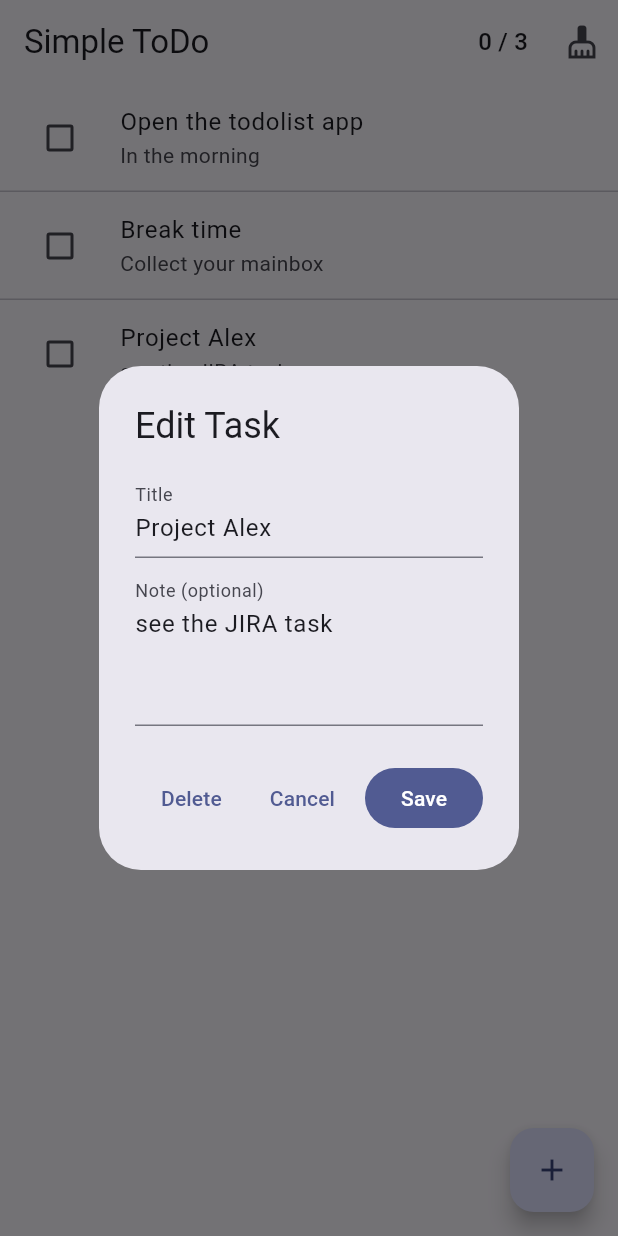
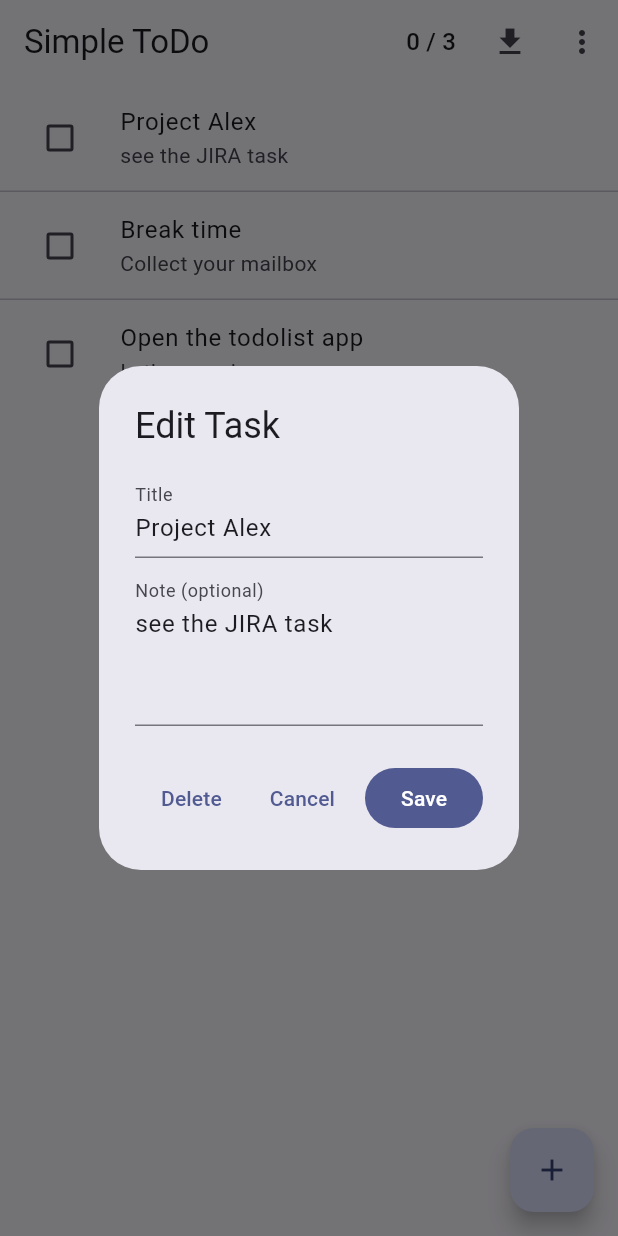
Before and after one commit to DipeshAdhikari431/flutter_app_project, a Flutter app: the screen it shows after launch, after a tap on "Project Alex", on a phone screen of 412 x 824 dp. Run offline on Flutter 3.47's test engine with Material 3 defaults, Android fonts, the phone set to English and light mode, and no system bars; our stand-ins replace sqflite; accounts and stored records are empty.

Commit message:
task 2 done with sqlite and json import

```diff
--- /dev/null
+++ b/assets/todos_seed.json
@@ -0,0 +1,6 @@
+
+[
+  {"title": "Open the todolist app", "note": "In the morning"},
+  {"title": "Break time", "note": "Collect your mailbox"},
+  {"title": "Project Alex", "note": "see the JIRA task"}
+]
--- /dev/null
+++ b/lib/data/database_helper.dart
@@ -0,0 +1,65 @@
+import 'package:sqflite/sqflite.dart';
+import 'package:path/path.dart' as p;
+
+class DatabaseHelper {
+  static final DatabaseHelper instance = DatabaseHelper._internal();
+  DatabaseHelper._internal();
+
+  static const _dbName = 'todos.db';
+  static const _dbVersion = 1;
+  static const table = 'todos';
+
+  Database? _db;
+
+  Future<Database> get database async {
+    if (_db != null) return _db!;
+    _db = await _init();
+    return _db!;
+  }
+
+  Future<Database> _init() async {
+    final base = await getDatabasesPath();
+    final path = p.join(base, _dbName);
+    return openDatabase(
+      path,
+      version: _dbVersion,
+      onCreate: (db, version) async {
+        await db.execute('''
+          CREATE TABLE $table(
+            id INTEGER PRIMARY KEY AUTOINCREMENT,
+            title TEXT NOT NULL,
+            note TEXT,
+            done INTEGER NOT NULL DEFAULT 0,
+            createdAt TEXT NOT NULL
+          )
+        ''');
+      },
+    );
+  }
+
+  Future<int> insert(Map<String, dynamic> values) async {
+    final db = await database;
+    return db.insert(table, values, conflictAlgorithm: ConflictAlgorithm.replace);
+  }
+
+  Future<List<Map<String, dynamic>>> queryAll() async {
+    final db = await database;
+    return db.query(table, orderBy: 'createdAt DESC');
+  }
+
+  Future<int> update(int id, Map<String, dynamic> values) async {
+    final db = await database;
+    return db.update(table, values, where: 'id = ?', whereArgs: [id]);
+  }
+
+  Future<int> delete(int id) async {
+    final db = await database;
+    return db.delete(table, where: 'id = ?', whereArgs: [id]);
+  }
+
+  Future<int> count() async {
+    final db = await database;
+    final r = await db.rawQuery('SELECT COUNT(*) AS c FROM $table');
+    return (r.first['c'] as int?) ?? 0;
+  }
+}
--- a/lib/main.dart
+++ b/lib/main.dart
@@ -1,14 +1,11 @@
 import 'package:flutter/material.dart';
+import 'package:provider/provider.dart';
+
+import 'models/todo.dart';
+import 'providers/todo_provider.dart';
 
 void main() {
   runApp(const TodoApp());
-}
-
-class Todo {
-  String title;
-  String? note;
-  bool done;
-  Todo({required this.title, this.note, this.done = false});
 }
 
 class TodoApp extends StatelessWidget {
@@ -16,14 +13,17 @@ class TodoApp extends StatelessWidget {
 
   @override
   Widget build(BuildContext context) {
-    return MaterialApp(
-      title: 'Simple ToDo',
+    return ChangeNotifierProvider(
+      create: (_) => TodoProvider()..init(),
+      child: MaterialApp(
+        title: 'Simple ToDo (SQLite + JSON)',
         debugShowCheckedModeBanner: false,
         theme: ThemeData(
           useMaterial3: true,
           colorSchemeSeed: Colors.indigo,
         ),
         home: const TodoHomePage(),
+      ),
     );
   }
 }
@@ -36,15 +36,11 @@ class TodoHomePage extends StatefulWidget {
 }
 
 class _TodoHomePageState extends State<TodoHomePage> {
-  final List<Todo> _todos = [
-    Todo(title: 'Open the todolist app', note: 'In the morning'),
-    Todo(title: 'Break time', note: 'Collect your mainbox'),
-    Todo(title: 'Project Alex', note: 'see the JIRA task'),
-  ];
-
   @override
   Widget build(BuildContext context) {
-    final completed = _todos.where((t) => t.done).length;
+    final provider = context.watch<TodoProvider>();
+    final completed = provider.todos.where((t) => t.done).length;
+
     return Scaffold(
       appBar: AppBar(
         title: const Text('Simple ToDo'),
@@ -53,36 +49,54 @@ class _TodoHomePageState extends State<TodoHomePage> {
             child: Padding(
               padding: const EdgeInsets.symmetric(horizontal: 12),
               child: Text(
-                '$completed / ${_todos.length}',
+                '$completed / ${provider.todos.length}',
                 style: Theme.of(context).textTheme.titleMedium,
               ),
             ),
           ),
           IconButton(
-            tooltip: 'Clear completed',
-            onPressed: () {
-              setState(() => _todos.removeWhere((t) => t.done));
+            tooltip: 'Export JSON',
+            onPressed: () async {
+              final path = await context.read<TodoProvider>().exportToDocuments();
+              if (!mounted) return;
               ScaffoldMessenger.of(context).showSnackBar(
-                const SnackBar(content: Text('Cleared completed tasks')),
+                SnackBar(content: Text('Exported to: $path')),
               );
             },
-            icon: const Icon(Icons.cleaning_services),
+            icon: const Icon(Icons.download),
+          ),
+          PopupMenuButton<String>(
+            onSelected: (v) async {
+              if (v == 'import_asset') {
+                await context.read<TodoProvider>().importFromAsset('assets/todos_seed.json');
+                if (!mounted) return;
+                ScaffoldMessenger.of(context).showSnackBar(
+                  const SnackBar(content: Text('Imported seed from assets')),
+                );
+              } else if (v == 'import_docs') {
+                await _promptImportFromDocs(context);
+              }
+            },
+            itemBuilder: (context) => const [
+              PopupMenuItem(value: 'import_asset', child: Text('Import seed (assets)')),
+              PopupMenuItem(value: 'import_docs', child: Text('Import from documents...')),
+            ],
           ),
         ],
       ),
-      body: _todos.isEmpty
+      body: provider.todos.isEmpty
           ? const _EmptyState()
           : ListView.separated(
-        itemCount: _todos.length,
+        itemCount: provider.todos.length,
         separatorBuilder: (_, __) => const Divider(height: 0),
         itemBuilder: (context, i) {
-          final t = _todos[i];
+          final t = provider.todos[i];
           return Dismissible(
-            key: ValueKey('${t.title}-$i'),
-            background: _swipeBg(alignment: Alignment.centerLeft),
-            secondaryBackground: _swipeBg(alignment: Alignment.centerRight),
+            key: ValueKey(t.id),
+            background: _swipeBg(Alignment.centerLeft),
+            secondaryBackground: _swipeBg(Alignment.centerRight),
             onDismissed: (_) {
-              setState(() => _todos.removeAt(i));
+              context.read<TodoProvider>().remove(t);
               ScaffoldMessenger.of(context).showSnackBar(
                 SnackBar(content: Text('Deleted "${t.title}"')),
               );
@@ -90,7 +104,7 @@ class _TodoHomePageState extends State<TodoHomePage> {
             child: ListTile(
               leading: Checkbox(
                 value: t.done,
-                onChanged: (_) => setState(() => t.done = !t.done),
+                onChanged: (_) => context.read<TodoProvider>().toggle(t),
               ),
               title: Text(
                 t.title,
@@ -99,7 +113,7 @@ class _TodoHomePageState extends State<TodoHomePage> {
                 ),
               ),
               subtitle: (t.note?.isNotEmpty ?? false) ? Text(t.note!) : null,
-              onTap: () => _showAddEditDialog(existingIndex: i),
+              onTap: () => _showAddEditDialog(existing: t),
             ),
           );
         },
@@ -111,24 +125,18 @@ class _TodoHomePageState extends State<TodoHomePage> {
     );
   }
 
-  Widget _swipeBg({required Alignment alignment}) {
-    return Container(
+  Widget _swipeBg(Alignment a) => Container(
     color: Colors.red,
-      alignment: alignment,
+    alignment: a,
     padding: const EdgeInsets.symmetric(horizontal: 16),
     child: const Icon(Icons.delete, color: Colors.white),
   );
-  }
 
-  Future<void> _showAddEditDialog({int? existingIndex}) async {
-    final isEdit = existingIndex != null;
-    final titleCtrl = TextEditingController(
-      text: isEdit ? _todos[existingIndex].title : '',
-    );
-    final noteCtrl = TextEditingController(
-      text: isEdit ? (_todos[existingIndex].note ?? '') : '',
-    );
-//dialogue box
+  Future<void> _showAddEditDialog({Todo? existing}) async {
+    final isEdit = existing != null;
+    final titleCtrl = TextEditingController(text: existing?.title ?? '');
+    final noteCtrl = TextEditingController(text: existing?.note ?? '');
+
     await showDialog(
       context: context,
       builder: (_) => AlertDialog(
@@ -138,18 +146,12 @@ class _TodoHomePageState extends State<TodoHomePage> {
           children: [
             TextField(
               controller: titleCtrl,
-              decoration: const InputDecoration(
-                labelText: 'Title',
-                hintText: 'e.g., Buy milk',
-              ),
+              decoration: const InputDecoration(labelText: 'Title', hintText: 'e.g., Buy milk'),
             ),
             const SizedBox(height: 8),
             TextField(
               controller: noteCtrl,
-              decoration: const InputDecoration(
-                labelText: 'Note (optional)',
-                hintText: 'Details, due date, etc.',
-              ),
+              decoration: const InputDecoration(labelText: 'Note (optional)'),
               maxLines: 3,
             ),
           ],
@@ -158,7 +160,7 @@ class _TodoHomePageState extends State<TodoHomePage> {
           if (isEdit)
             TextButton(
               onPressed: () {
-                setState(() => _todos.removeAt(existingIndex));
+                context.read<TodoProvider>().remove(existing!);
                 Navigator.pop(context);
                 ScaffoldMessenger.of(context).showSnackBar(
                   const SnackBar(content: Text('Task deleted')),
@@ -166,28 +168,49 @@ class _TodoHomePageState extends State<TodoHomePage> {
               },
               child: const Text('Delete'),
             ),
-          TextButton(
-            onPressed: () => Navigator.pop(context),
-            child: const Text('Cancel'),
-          ),
-          //text button
+          TextButton(onPressed: () => Navigator.pop(context), child: const Text('Cancel')),
           FilledButton(
-            onPressed: () {
+            onPressed: () async {
               final title = titleCtrl.text.trim();
               final note = noteCtrl.text.trim();
               if (title.isEmpty) return;
-              setState(() {
+
+              final prov = context.read<TodoProvider>();
               if (isEdit) {
-                  final t = _todos[existingIndex!];
-                  t.title = title;
-                  t.note = note.isEmpty ? null : note;
+                await prov.update(existing!, title: title, note: note);
               } else {
-                  _todos.insert(0, Todo(title: title, note: note.isEmpty ? null : note));
+                await prov.add(Todo(title: title, note: note.isEmpty ? null : note));
               }
-              });
-              Navigator.pop(context);
+              if (context.mounted) Navigator.pop(context);
             },
             child: Text(isEdit ? 'Save' : 'Add'),
+          ),
+        ],
+      ),
+    );
+  }
+
+  Future<void> _promptImportFromDocs(BuildContext context) async {
+    final ctrl = TextEditingController(text: 'todos_export.json');
+    await showDialog(
+      context: context,
+      builder: (_) => AlertDialog(
+        title: const Text('Import from documents'),
+        content: TextField(
+          controller: ctrl,
+          decoration: const InputDecoration(
+            labelText: 'File name in app documents',
+            helperText: 'Default: todos_export.json',
+          ),
+        ),
+        actions: [
+          TextButton(onPressed: () => Navigator.pop(context), child: const Text('Cancel')),
+          FilledButton(
+            onPressed: () async {
+              await context.read<TodoProvider>().importFromDocuments(ctrl.text.trim(), merge: true);
+              if (context.mounted) Navigator.pop(context);
+            },
+            child: const Text('Import'),
           ),
         ],
       ),
@@ -199,8 +222,7 @@ class _EmptyState extends StatelessWidget {
   const _EmptyState();
 
   @override
-  Widget build(BuildContext context) {
-    return Center(
+  Widget build(BuildContext context) => Center(
     child: Text(
       'No tasks yet.\nTap + to add your first one!',
       textAlign: TextAlign.center,
@@ -208,4 +230,3 @@ class _EmptyState extends StatelessWidget {
     ),
   );
 }
-}
--- /dev/null
+++ b/lib/models/todo.dart
@@ -0,0 +1,44 @@
+class Todo {
+  int? id;
+  String title;
+  String? note;
+  bool done;
+  DateTime createdAt;
+
+  Todo({
+    this.id,
+    required this.title,
+    this.note,
+    this.done = false,
+    DateTime? createdAt,
+  }) : createdAt = createdAt ?? DateTime.now();
+
+  factory Todo.fromMap(Map<String, dynamic> m) => Todo(
+    id: m['id'] as int?,
+    title: m['title'] as String,
+    note: m['note'] as String?,
+    done: (m['done'] as int) == 1,
+    createdAt: DateTime.parse(m['createdAt'] as String),
+  );
+
+  Map<String, dynamic> toMap() => {
+    'id': id,
+    'title': title,
+    'note': note,
+    'done': done ? 1 : 0,
+    'createdAt': createdAt.toIso8601String(),
+  };
+
+  // For JSON import/export
+  factory Todo.fromJson(Map<String, dynamic> j) => Todo(
+    title: j['title'] as String,
+    note: j['note'] as String?,
+    done: (j['isDone'] ?? j['done'] ?? false) as bool,
+  );
+
+  Map<String, dynamic> toJson() => {
+    'title': title,
+    'note': note,
+    'isDone': done,
+  };
+}
--- /dev/null
+++ b/lib/providers/todo_provider.dart
@@ -0,0 +1,91 @@
+import 'dart:convert';
+import 'dart:io';
+import 'package:flutter/foundation.dart';
+import 'package:flutter/services.dart' show rootBundle;
+import 'package:path_provider/path_provider.dart';
+
+import '../data/database_helper.dart';
+import '../models/todo.dart';
+
+class TodoProvider extends ChangeNotifier {
+  final _db = DatabaseHelper.instance;
+  final List<Todo> _todos = [];
+
+  List<Todo> get todos => List.unmodifiable(_todos);
+
+  Future<void> init() async {
+    await _loadFromDb();
+    if (_todos.isEmpty) {
+      await importFromAsset('assets/todos_seed.json');
+    }
+  }
+
+  Future<void> _loadFromDb() async {
+    final rows = await _db.queryAll();
+    _todos
+      ..clear()
+      ..addAll(rows.map(Todo.fromMap));
+    notifyListeners();
+  }
+
+  Future<void> add(Todo t) async {
+    final id = await _db.insert(t.toMap());
+    t.id = id;
+    _todos.insert(0, t);
+    notifyListeners();
+  }
+
+  Future<void> toggle(Todo t) async {
+    t.done = !t.done;
+    await _db.update(t.id!, t.toMap());
+    notifyListeners();
+  }
+
+  Future<void> update(Todo t, {required String title, String? note}) async {
+    t.title = title;
+    t.note = (note?.trim().isEmpty ?? true) ? null : note!.trim();
+    await _db.update(t.id!, t.toMap());
+    notifyListeners();
+  }
+
+  Future<void> remove(Todo t) async {
+    await _db.delete(t.id!);
+    _todos.removeWhere((x) => x.id == t.id);
+    notifyListeners();
+  }
+
+  // ---------- JSON helpers ----------
+  Future<void> importFromAsset(String assetPath) async {
+    final raw = await rootBundle.loadString(assetPath);
+    final list = (jsonDecode(raw) as List).cast<Map<String, dynamic>>();
+    for (final m in list) {
+      await add(Todo.fromJson(m));
+    }
+  }
+
+  Future<String> exportToDocuments({String fileName = 'todos_export.json'}) async {
+    final dir = await getApplicationDocumentsDirectory();
+    final f = File('${dir.path}/$fileName');
+    final data = _todos.map((t) => t.toJson()).toList();
+    await f.writeAsString(const JsonEncoder.withIndent('  ').convert(data));
+    return f.path;
+  }
+
+  Future<void> importFromDocuments(String fileName, {bool merge = true}) async {
+    final dir = await getApplicationDocumentsDirectory();
+    final f = File('${dir.path}/$fileName');
+    if (!await f.exists()) return;
+
+    final raw = await f.readAsString();
+    final list = (jsonDecode(raw) as List).cast<Map<String, dynamic>>();
+
+    if (!merge) {
+      for (final t in List<Todo>.from(_todos)) {
+        await remove(t);
+      }
+    }
+    for (final m in list) {
+      await add(Todo.fromJson(m));
+    }
+  }
+}
```
Also changed, not shown: pubspec.yaml (+6 -1 lines), flutter_01.png (added), pubspec.lock, 1 other file. Lines whose indentation alone changed are shown as unchanged.
